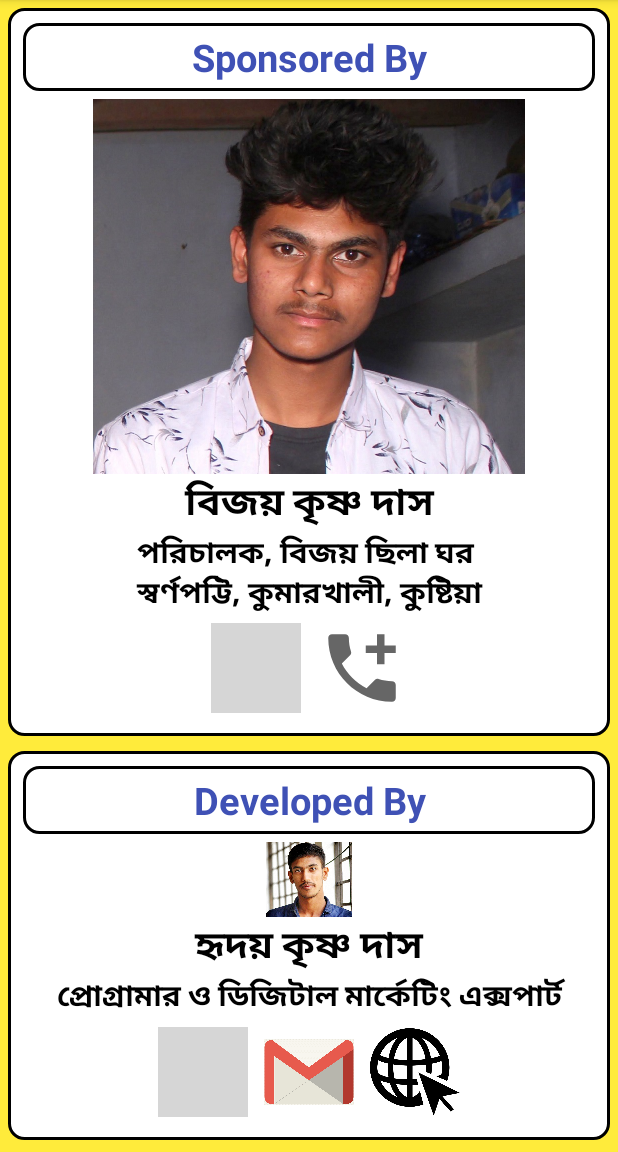
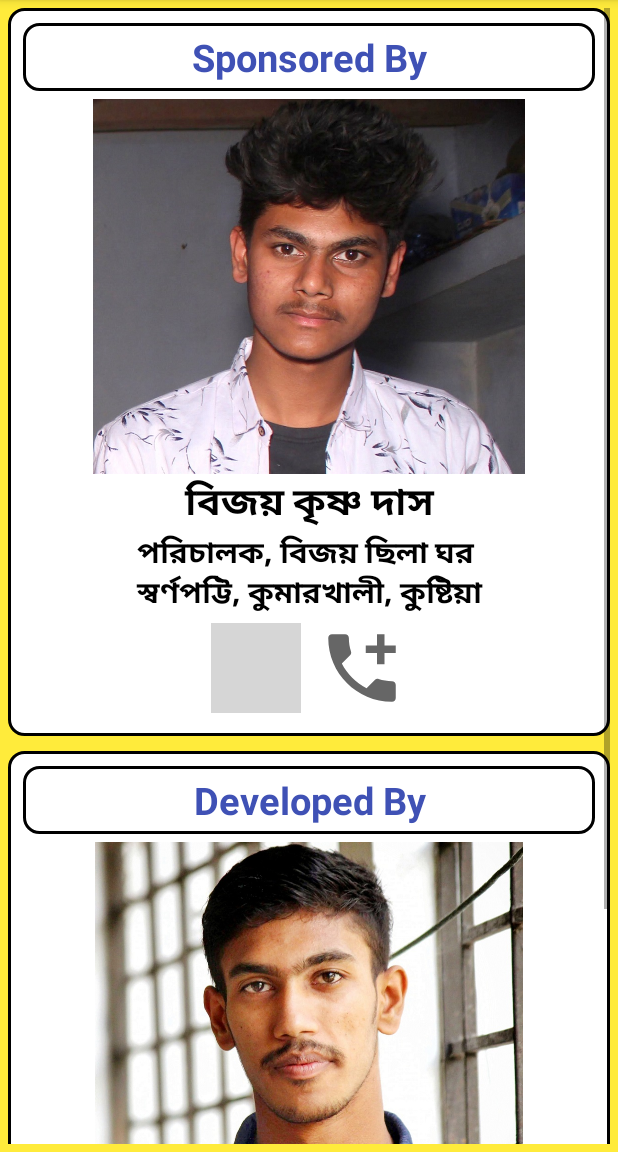
Before and after one commit to hridoykrisnadas/Jwelers_Calculator_Old, an Android app: the Sponsored screen opened directly, with no data from a screen before it, on a phone screen of 412 x 824 dp, the part 84-1236 px from its top. Run offline under Robolectric (Android 15) with nearby library versions, the phone set to English and light mode, and no system bars; grey boxes are pictures that could not be loaded.

Commit message:
Update coded

```diff
--- a/app/src/main/res/layout/activity_sponsored.xml
+++ b/app/src/main/res/layout/activity_sponsored.xml
@@ -73,16 +73,15 @@
                         android:layout_width="60dp"
                         android:layout_height="60dp"
                         android:layout_margin="5dp"
-                        android:src="@drawable/fb">
+                        android:src="@drawable/fb" />
 
-                    </ImageView>
 
                     <ImageView
                         android:id="@+id/callBijoyID"
                         android:layout_width="60dp"
                         android:layout_height="60dp"
                         android:layout_margin="5dp"
-                        android:src="@drawable/ic_baseline_add_ic_call_24"></ImageView>
+                        android:src="@drawable/ic_baseline_add_ic_call_24" />
 
 
                 </LinearLayout>
@@ -110,7 +109,7 @@
 
                 <ImageView
                     android:layout_width="match_parent"
-                    android:layout_height="50dp"
+                    android:layout_height="250dp"
                     android:layout_marginTop="5dp"
                     android:src="@drawable/hridoy" />
 
```
